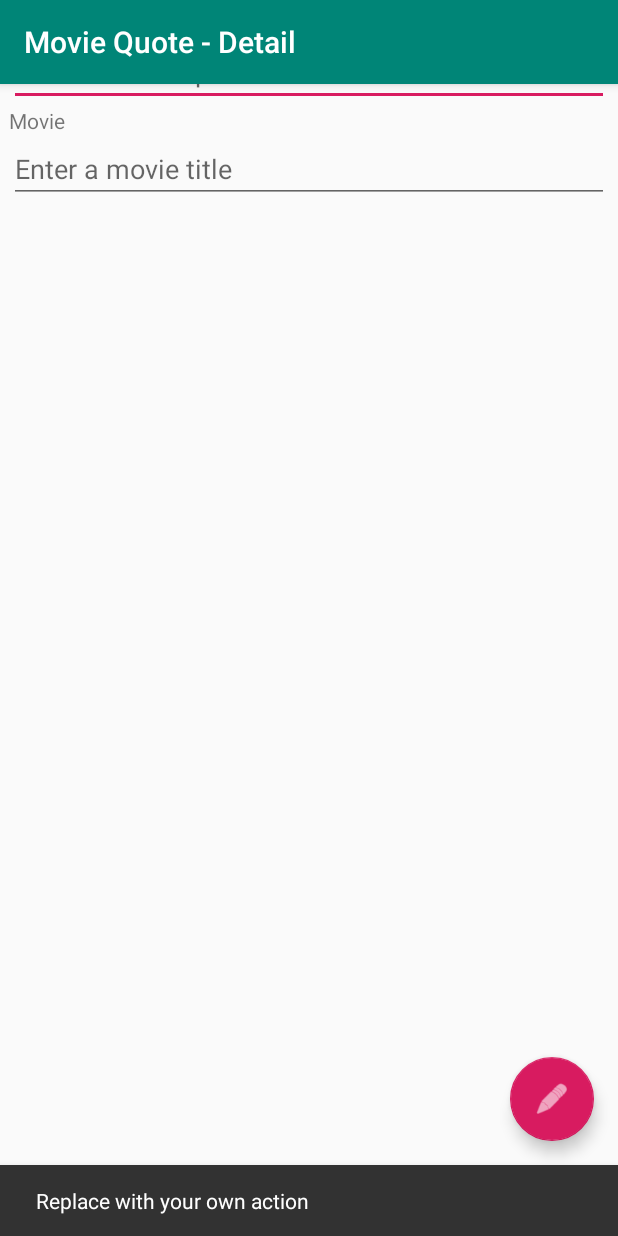
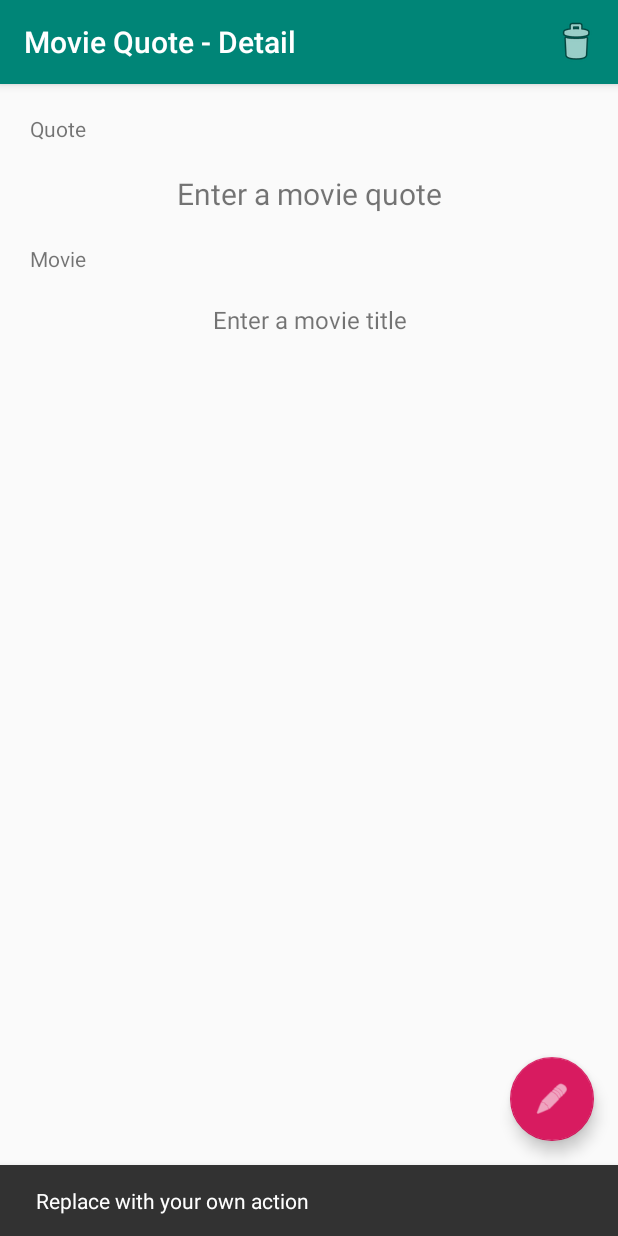
Before and after one commit to LearnAndroidUL/MovieQuotes, an Android app: the MovieQuoteDetailActivity screen opened directly, with no data from a screen before it, after a tap on an icon or button, on a phone screen of 412 x 824 dp. Run offline under Robolectric (Android 15) with nearby library versions, the phone set to English and light mode, and no system bars.

Commit message:
launch detail activity

```diff
--- a/app/src/main/java/io/ruszkipista/moviequotes/MovieQuoteDetailActivity.java
+++ b/app/src/main/java/io/ruszkipista/moviequotes/MovieQuoteDetailActivity.java
@@ -5,6 +5,8 @@ import android.support.design.widget.FloatingActionButton;
 import android.support.design.widget.Snackbar;
 import android.support.v7.app.AppCompatActivity;
 import android.support.v7.widget.Toolbar;
+import android.view.Menu;
+import android.view.MenuItem;
 import android.view.View;
 
 public class MovieQuoteDetailActivity extends AppCompatActivity {
@@ -26,4 +28,23 @@ public class MovieQuoteDetailActivity extends AppCompatActivity {
         });
     }
 
+    @Override
+    public boolean onCreateOptionsMenu(Menu menu) {
+        // Inflate the menu; this adds items to the action bar if it is present.
+        getMenuInflater().inflate(R.menu.menu_detail, menu);
+        return true;
+    }
+
+    @Override
+    public boolean onOptionsItemSelected(MenuItem item) {
+        // Handle action bar item clicks here. The action bar will
+        // automatically handle clicks on the Home/Up button, so long
+        // as you specify a parent activity in AndroidManifest.xml.
+        switch (item.getItemId()) {
+            case R.id.action_delete:
+
+                return true;
+        }
+        return super.onOptionsItemSelected(item);
+    }
 }
--- a/app/src/main/res/layout/content_movie_quote_detail.xml
+++ b/app/src/main/res/layout/content_movie_quote_detail.xml
@@ -1,28 +1,42 @@
 <?xml version="1.0" encoding="utf-8"?>
-<LinearLayout xmlns:android="http://schemas.android.com/apk/res/android"
-    android:padding="6dp"
+<LinearLayout
+    xmlns:android="http://schemas.android.com/apk/res/android"
+    xmlns:app="http://schemas.android.com/apk/res-auto"
+    xmlns:tools="http://schemas.android.com/tools"
     android:layout_width="match_parent"
     android:layout_height="match_parent"
-    android:orientation="vertical">
+    android:orientation="vertical"
+    app:layout_behavior="@string/appbar_scrolling_view_behavior"
+    tools:context=".MovieQuoteDetailActivity"
+    tools:showIn="@layout/activity_movie_quote_detail"
+    android:padding="20dp">
+
     <TextView
         android:layout_width="match_parent"
         android:layout_height="wrap_content"
         android:text="@string/detail_quote" />
-    <EditText
-        android:id="@+id/dialog_quote_field"
+
+    <TextView
+        android:id="@+id/detail_quote_field"
         android:layout_width="match_parent"
         android:layout_height="wrap_content"
-        android:hint="@string/dialog_quote_hint"
-        android:inputType="textCapSentences" />
+        android:layout_margin="20dp"
+        android:gravity="center"
+        android:text="@string/dialog_quote_hint"
+        android:textSize="20sp" />
+
     <TextView
         android:layout_width="match_parent"
         android:layout_height="wrap_content"
-        android:text="@string/detail_movie"/>
-    <EditText
-        android:id="@+id/dialog_movie_field"
+        android:text="@string/detail_movie" />
+
+    <TextView
+        android:id="@+id/detail_movie_field"
         android:layout_width="match_parent"
         android:layout_height="wrap_content"
-        android:hint="@string/dialog_movie_hint"
-        android:inputType="textCapSentences" />
+        android:layout_margin="20dp"
+        android:gravity="center"
+        android:text="@string/dialog_movie_hint"
+        android:textSize="16sp" />
 
 </LinearLayout>
--- a/app/src/main/res/menu/menu_main.xml
+++ b/app/src/main/res/menu/menu_detail.xml
@@ -3,8 +3,9 @@
     xmlns:tools="http://schemas.android.com/tools"
     tools:context="io.ruszkipista.moviequotes.MainActivity">
     <item
-        android:id="@+id/action_settings"
+        android:id="@+id/action_delete"
         android:orderInCategory="100"
-        android:title="@string/action_settings"
-        app:showAsAction="never" />
+        android:title="@string/action_delete"
+        android:icon="@android:drawable/ic_menu_delete"
+        app:showAsAction="always" />
 </menu>
--- a/app/src/main/res/values/strings.xml
+++ b/app/src/main/res/values/strings.xml
@@ -1,6 +1,6 @@
 <resources>
     <string name="app_name">Movie Quotes</string>
-    <string name="action_settings">Settings</string>
+    <string name="action_delete">Delete</string>
     <string name="default_quote">Quote goes here</string>
     <string name="default_movie">Movie goes here</string>
     <string name="dialog_title_add">Add a movie quote</string>
```
Also changed, not shown: app/src/main/java/io/ruszkipista/moviequotes/MainActivity.java (+0 -21 lines), app/src/main/java/io/ruszkipista/moviequotes/MovieQuoteAdapter.java (+7 -4 lines).
